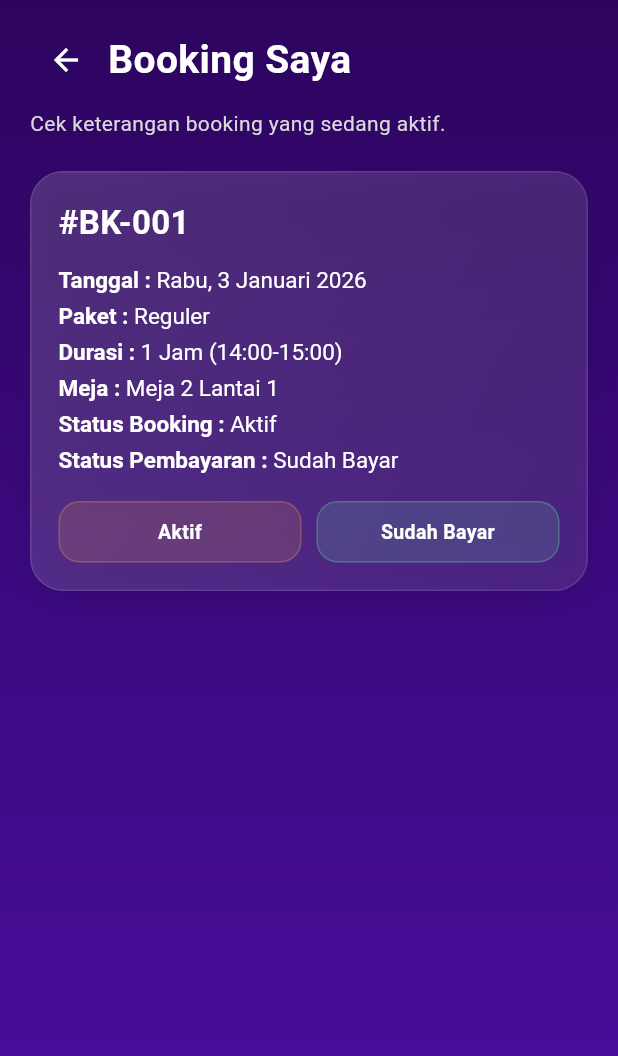
After one commit to arhan321/klik_billiard, a Flutter app: the MyBookingView screen opened by its route, on a phone screen of 412 x 824 dp. The commit adds this screen. Shown: the top 1056 px of the screen. Run offline on Flutter 3.47's test engine with Material 3 defaults, Android fonts, the phone set to English and light mode, and no system bars.

Commit message:
penambahan fitur pada data booking

```diff
--- a/lib/modules/user/dashboard_view.dart
+++ b/lib/modules/user/dashboard_view.dart
@@ -11,9 +11,11 @@ class DashboardView extends StatelessWidget {
     required String label,
     required VoidCallback onTap,
   }) {
-    return Expanded(
-      child: GestureDetector(
+    return GestureDetector(
       onTap: onTap,
+      child: Container(
+        width: 72,
+        margin: const EdgeInsets.only(right: 10),
         child: Column(
           children: [
             CircleAvatar(
@@ -257,7 +259,9 @@ class DashboardView extends StatelessWidget {
             ],
           ),
           const SizedBox(height: 22),
-          Row(
+          SingleChildScrollView(
+            scrollDirection: Axis.horizontal,
+            child: Row(
               crossAxisAlignment: CrossAxisAlignment.start,
               children: [
                 menuItem(
@@ -279,7 +283,7 @@ class DashboardView extends StatelessWidget {
                 menuItem(
                   context,
                   icon: Icons.emoji_events,
-                label: 'Info tournament',
+                  label: 'Info\ntournament',
                   onTap: () {
                     Navigator.pushNamed(context, AppRoutes.tournament);
                   },
@@ -294,6 +298,14 @@ class DashboardView extends StatelessWidget {
                 ),
                 menuItem(
                   context,
+                  icon: Icons.receipt_long,
+                  label: 'Booking\nSaya',
+                  onTap: () {
+                    Navigator.pushNamed(context, AppRoutes.myBooking);
+                  },
+                ),
+                menuItem(
+                  context,
                   icon: Icons.admin_panel_settings_outlined,
                   label: 'Admin\nMode',
                   onTap: () {
@@ -303,6 +315,7 @@ class DashboardView extends StatelessWidget {
                   },
                 ),
               ],
+            ),
           ),
           const SizedBox(height: 16),
           Container(
--- /dev/null
+++ b/lib/modules/user/my_booking_view.dart
@@ -0,0 +1,258 @@
+import 'package:flutter/material.dart';
+import '../../core/app_colors.dart';
+
+class MyBookingView extends StatelessWidget {
+  const MyBookingView({super.key});
+
+  static final List<Map<String, String>> activeBookings = [
+    {
+      'bookingCode': '#BK-001',
+      'date': 'Rabu, 3 Januari 2026',
+      'packageName': 'Reguler',
+      'duration': '1 Jam (14:00-15:00)',
+      'table': 'Meja 2 Lantai 1',
+      'bookingStatus': 'Aktif',
+      'paymentStatus': 'Sudah Bayar',
+    },
+  ];
+
+  Widget bookingCard({
+    required String bookingCode,
+    required String date,
+    required String packageName,
+    required String duration,
+    required String table,
+    required String paymentStatus,
+    required String bookingStatus,
+  }) {
+    return Container(
+      width: double.infinity,
+      margin: const EdgeInsets.only(bottom: 18),
+      padding: const EdgeInsets.all(18),
+      decoration: BoxDecoration(
+        gradient: LinearGradient(
+          colors: [
+            Colors.white.withOpacity(0.16),
+            Colors.white.withOpacity(0.10),
+          ],
+          begin: Alignment.topLeft,
+          end: Alignment.bottomRight,
+        ),
+        borderRadius: BorderRadius.circular(22),
+        border: Border.all(color: Colors.white.withOpacity(0.10)),
+        boxShadow: [
+          BoxShadow(
+            color: Colors.black.withOpacity(0.10),
+            blurRadius: 14,
+            offset: const Offset(0, 6),
+          ),
+        ],
+      ),
+      child: Column(
+        crossAxisAlignment: CrossAxisAlignment.start,
+        children: [
+          Text(
+            bookingCode,
+            style: const TextStyle(
+              color: AppColors.white,
+              fontSize: 22,
+              fontWeight: FontWeight.bold,
+            ),
+          ),
+          const SizedBox(height: 14),
+          infoRow('Tanggal', date),
+          infoRow('Paket', packageName),
+          infoRow('Durasi', duration),
+          infoRow('Meja', table),
+          infoRow('Status Booking', bookingStatus),
+          infoRow('Status Pembayaran', paymentStatus),
+          const SizedBox(height: 12),
+          Row(
+            children: [
+              Expanded(
+                child: Container(
+                  padding: const EdgeInsets.symmetric(
+                    horizontal: 14,
+                    vertical: 10,
+                  ),
+                  decoration: BoxDecoration(
+                    color: Colors.orangeAccent.withOpacity(0.14),
+                    borderRadius: BorderRadius.circular(14),
+                    border: Border.all(
+                      color: Colors.orangeAccent.withOpacity(0.25),
+                    ),
+                  ),
+                  child: Text(
+                    bookingStatus,
+                    textAlign: TextAlign.center,
+                    style: const TextStyle(
+                      color: AppColors.white,
+                      fontSize: 13,
+                      fontWeight: FontWeight.bold,
+                    ),
+                  ),
+                ),
+              ),
+              const SizedBox(width: 10),
+              Expanded(
+                child: Container(
+                  padding: const EdgeInsets.symmetric(
+                    horizontal: 14,
+                    vertical: 10,
+                  ),
+                  decoration: BoxDecoration(
+                    color: Colors.greenAccent.withOpacity(0.14),
+                    borderRadius: BorderRadius.circular(14),
+                    border: Border.all(
+                      color: Colors.greenAccent.withOpacity(0.25),
+                    ),
+                  ),
+                  child: Text(
+                    paymentStatus,
+                    textAlign: TextAlign.center,
+                    style: const TextStyle(
+                      color: AppColors.white,
+                      fontSize: 13,
+                      fontWeight: FontWeight.bold,
+                    ),
+                  ),
+                ),
+              ),
+            ],
+          ),
+        ],
+      ),
+    );
+  }
+
+  Widget infoRow(String label, String value) {
+    return Padding(
+      padding: const EdgeInsets.only(bottom: 6),
+      child: RichText(
+        text: TextSpan(
+          children: [
+            TextSpan(
+              text: '$label : ',
+              style: const TextStyle(
+                color: AppColors.white,
+                fontSize: 15,
+                fontWeight: FontWeight.w600,
+              ),
+            ),
+            TextSpan(
+              text: value,
+              style: const TextStyle(
+                color: AppColors.white,
+                fontSize: 15,
+                fontWeight: FontWeight.w400,
+              ),
+            ),
+          ],
+        ),
+      ),
+    );
+  }
+
+  Widget emptyState() {
+    return Container(
+      width: double.infinity,
+      padding: const EdgeInsets.symmetric(horizontal: 20, vertical: 28),
+      decoration: BoxDecoration(
+        color: Colors.white10,
+        borderRadius: BorderRadius.circular(22),
+        border: Border.all(color: Colors.white12),
+      ),
+      child: const Column(
+        children: [
+          Icon(Icons.event_busy_outlined, color: Colors.white70, size: 48),
+          SizedBox(height: 14),
+          Text(
+            'Belum ada booking aktif',
+            textAlign: TextAlign.center,
+            style: TextStyle(
+              color: AppColors.white,
+              fontSize: 18,
+              fontWeight: FontWeight.bold,
+            ),
+          ),
+          SizedBox(height: 8),
+          Text(
+            'Booking yang sudah selesai tidak ditampilkan di halaman ini.',
+            textAlign: TextAlign.center,
+            style: TextStyle(
+              color: AppColors.lightText,
+              fontSize: 14,
+              height: 1.4,
+            ),
+          ),
+        ],
+      ),
+    );
+  }
+
+  @override
+  Widget build(BuildContext context) {
+    final hasActiveBooking = activeBookings.isNotEmpty;
+
+    return Scaffold(
+      body: Container(
+        width: double.infinity,
+        height: double.infinity,
+        decoration: const BoxDecoration(
+          gradient: LinearGradient(
+            colors: [AppColors.primaryDark, AppColors.primary],
+            begin: Alignment.topCenter,
+            end: Alignment.bottomCenter,
+          ),
+        ),
+        child: SafeArea(
+          child: SingleChildScrollView(
+            padding: const EdgeInsets.fromLTRB(20, 16, 20, 28),
+            child: Column(
+              crossAxisAlignment: CrossAxisAlignment.start,
+              children: [
+                Row(
+                  children: [
+                    IconButton(
+                      onPressed: () => Navigator.pop(context),
+                      icon: const Icon(Icons.arrow_back, color: Colors.white),
+                    ),
+                    const SizedBox(width: 4),
+                    const Text(
+                      'Booking Saya',
+                      style: TextStyle(
+                        fontSize: 26,
+                        fontWeight: FontWeight.bold,
+                        color: AppColors.white,
+                      ),
+                    ),
+                  ],
+                ),
+                const SizedBox(height: 8),
+                const Text(
+                  'Cek keterangan booking yang sedang aktif.',
+                  style: TextStyle(color: AppColors.lightText, fontSize: 14),
+                ),
+                const SizedBox(height: 22),
+                if (hasActiveBooking)
+                  ...activeBookings.map(
+                    (item) => bookingCard(
+                      bookingCode: item['bookingCode']!,
+                      date: item['date']!,
+                      packageName: item['packageName']!,
+                      duration: item['duration']!,
+                      table: item['table']!,
+                      bookingStatus: item['bookingStatus']!,
+                      paymentStatus: item['paymentStatus']!,
+                    ),
+                  )
+                else
+                  emptyState(),
+              ],
+            ),
+          ),
+        ),
+      ),
+    );
+  }
+}
--- a/lib/routes/app_pages.dart
+++ b/lib/routes/app_pages.dart
@@ -12,6 +12,7 @@ import '../modules/user/quick_booking_view.dart';
 import '../modules/user/tournament_view.dart';
 import '../modules/user/voucher_view.dart';
 import 'app_routes.dart';
+import '../modules/user/my_booking_view.dart';
 
 class AppPages {
   static Map<String, WidgetBuilder> routes = {
@@ -27,5 +28,6 @@ class AppPages {
     AppRoutes.bookingDetail: (_) => const BookingDetailView(),
     AppRoutes.bookingDetailQuick: (_) => const BookingDetailQuickView(),
     AppRoutes.profile: (_) => const ProfileView(),
+    AppRoutes.myBooking: (_) => const MyBookingView(),
   };
 }
--- a/lib/routes/app_routes.dart
+++ b/lib/routes/app_routes.dart
@@ -12,4 +12,5 @@ class AppRoutes {
   static const String bookingDetail = '/booking-detail';
   static const String bookingDetailQuick = '/booking-detail-quick';
   static const String profile = '/profile';
+  static const String myBooking = '/my-booking';
 }
```
Lines whose indentation alone changed are shown as unchanged.
